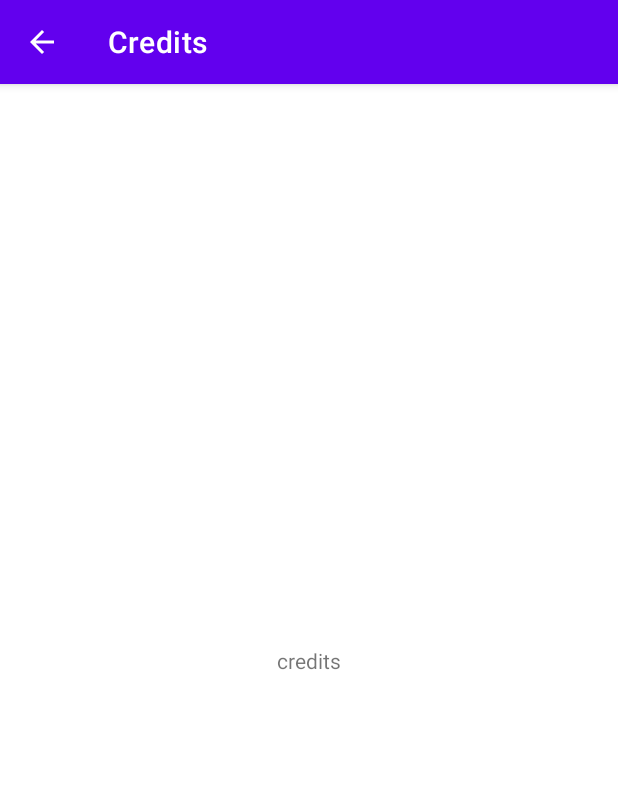
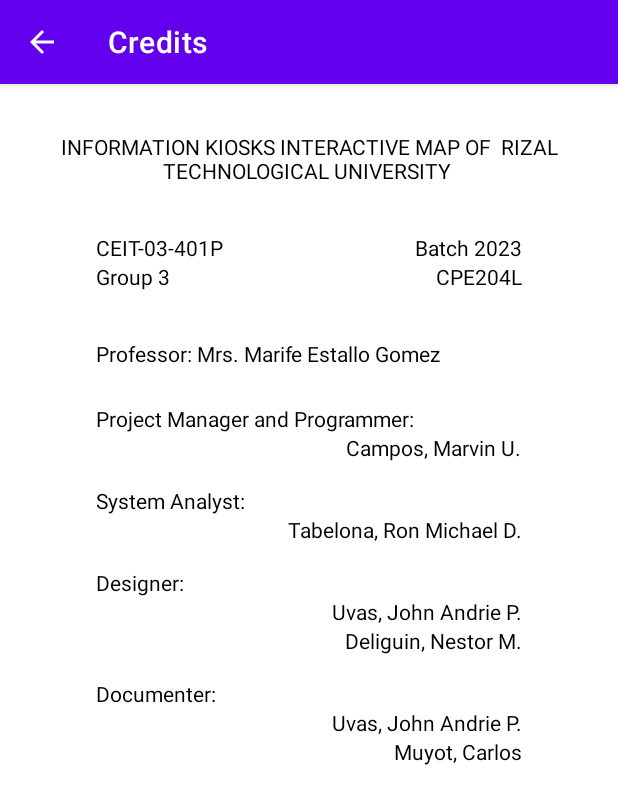
Before and after one commit to Marvin-Campos/softwarelab-interactivemap_rtu, an Android app: the CreditActivity screen opened directly, with no data from a screen before it, on a phone screen of 412 x 824 dp. Shown: the top 804 px of the screen. Run offline under Robolectric (Android 15) with nearby library versions, the phone set to English and light mode, and no system bars.

Commit message:
Fill credits

```diff
--- a/app/src/main/java/com/example/interactivenavigationrtumap/MainMapActivity.java
+++ b/app/src/main/java/com/example/interactivenavigationrtumap/MainMapActivity.java
@@ -30,7 +30,7 @@ import java.util.concurrent.TimeUnit;
 
 /*
 TODO
-Picture of each room
+put app logo
 
 DESIGN: put logo and improve dropdown designs
 DESIGN: scroll up panel roomname and floornumber showing out when it's collapsed
--- a/app/src/main/res/layout/activity_credit.xml
+++ b/app/src/main/res/layout/activity_credit.xml
@@ -7,14 +7,159 @@
     tools:context=".CreditActivity">
 
     <TextView
+        android:id="@+id/section"
+        android:layout_width="wrap_content"
+        android:layout_height="wrap_content"
+        android:layout_marginStart="64dp"
+        android:layout_marginTop="32dp"
+        android:text="CEIT-03-401P"
+        android:textColor="#000000"
+        app:layout_constraintStart_toStartOf="parent"
+        app:layout_constraintTop_toBottomOf="@+id/researchtitle" />
+
+    <TextView
+        android:id="@+id/batch"
+        android:layout_width="wrap_content"
+        android:layout_height="wrap_content"
+        android:layout_marginTop="32dp"
+        android:layout_marginEnd="64dp"
+        android:text="Batch 2023"
+        android:textColor="#000000"
+        app:layout_constraintEnd_toEndOf="parent"
+        app:layout_constraintTop_toBottomOf="@+id/researchtitle" />
+
+    <TextView
+        android:id="@+id/textView4"
+        android:layout_width="wrap_content"
+        android:layout_height="wrap_content"
+        android:layout_marginTop="24dp"
+        android:text="Project Manager and Programmer: "
+        android:textColor="#000000"
+        app:layout_constraintStart_toStartOf="@+id/section"
+        app:layout_constraintTop_toBottomOf="@+id/textView7" />
+
+    <TextView
+        android:id="@+id/textView5"
+        android:layout_width="wrap_content"
+        android:layout_height="wrap_content"
+        android:text="CPE204L"
+        android:textColor="#000000"
+        app:layout_constraintEnd_toEndOf="@+id/batch"
+        app:layout_constraintTop_toBottomOf="@+id/batch" />
+
+    <TextView
+        android:id="@+id/textView6"
+        android:layout_width="wrap_content"
+        android:layout_height="wrap_content"
+        android:text="Campos, Marvin U."
+        android:textColor="#000000"
+        app:layout_constraintEnd_toEndOf="@+id/textView5"
+        app:layout_constraintTop_toBottomOf="@+id/textView4" />
+
+    <TextView
+        android:id="@+id/textView7"
+        android:layout_width="wrap_content"
+        android:layout_height="wrap_content"
+        android:layout_marginTop="32dp"
+        android:text="Professor: Mrs. Marife Estallo Gomez"
+        android:textColor="#000000"
+        app:layout_constraintStart_toStartOf="@+id/section"
+        app:layout_constraintTop_toBottomOf="@+id/textView5" />
+
+    <TextView
+        android:id="@+id/textView8"
+        android:layout_width="wrap_content"
+        android:layout_height="wrap_content"
+        android:layout_marginTop="16dp"
+        android:text="System Analyst:"
+        android:textColor="#000000"
+        app:layout_constraintStart_toStartOf="@+id/textView4"
+        app:layout_constraintTop_toBottomOf="@+id/textView6" />
+
+    <TextView
+        android:id="@+id/textView9"
+        android:layout_width="wrap_content"
+        android:layout_height="wrap_content"
+        android:text="Tabelona, Ron Michael D."
+        android:textColor="#000000"
+        app:layout_constraintEnd_toEndOf="@+id/textView6"
+        app:layout_constraintTop_toBottomOf="@+id/textView8" />
+
+    <TextView
+        android:id="@+id/textView10"
+        android:layout_width="wrap_content"
+        android:layout_height="wrap_content"
+        android:layout_marginTop="16dp"
+        android:text="Designer:"
+        android:textColor="#000000"
+        app:layout_constraintStart_toStartOf="@+id/textView8"
+        app:layout_constraintTop_toBottomOf="@+id/textView9" />
+
+    <TextView
+        android:id="@+id/textView12"
+        android:layout_width="wrap_content"
+        android:layout_height="wrap_content"
+        android:text="Uvas, John Andrie P."
+        android:textColor="#000000"
+        app:layout_constraintEnd_toEndOf="@+id/textView9"
+        app:layout_constraintTop_toBottomOf="@+id/textView10" />
+
+    <TextView
+        android:id="@+id/textView13"
+        android:layout_width="wrap_content"
+        android:layout_height="wrap_content"
+        android:text="Deliguin, Nestor M."
+        android:textColor="#000000"
+        app:layout_constraintEnd_toEndOf="@+id/textView12"
+        app:layout_constraintTop_toBottomOf="@+id/textView12" />
+
+    <TextView
+        android:id="@+id/textView14"
+        android:layout_width="wrap_content"
+        android:layout_height="wrap_content"
+        android:layout_marginTop="16dp"
+        android:text="Documenter:"
+        android:textColor="#000000"
+        app:layout_constraintStart_toStartOf="@+id/textView10"
+        app:layout_constraintTop_toBottomOf="@+id/textView13" />
+
+    <TextView
+        android:id="@+id/textView15"
+        android:layout_width="wrap_content"
+        android:layout_height="wrap_content"
+        android:text="Uvas, John Andrie P."
+        android:textColor="#000000"
+        app:layout_constraintEnd_toEndOf="@+id/textView13"
+        app:layout_constraintTop_toBottomOf="@+id/textView14" />
+
+    <TextView
+        android:id="@+id/textView16"
+        android:layout_width="wrap_content"
+        android:layout_height="wrap_content"
+        android:text="Muyot, Carlos"
+        android:textColor="#000000"
+        app:layout_constraintEnd_toEndOf="@+id/textView15"
+        app:layout_constraintTop_toBottomOf="@+id/textView15" />
+
+    <TextView
         android:id="@+id/textView"
         android:layout_width="wrap_content"
         android:layout_height="wrap_content"
-        android:text="credits"
-        app:layout_constraintBottom_toBottomOf="parent"
+        android:text="Group 3"
+        android:textColor="#000000"
+        app:layout_constraintStart_toStartOf="@+id/section"
+        app:layout_constraintTop_toBottomOf="@+id/section" />
+
+    <TextView
+        android:id="@+id/researchtitle"
+        android:layout_width="wrap_content"
+        android:layout_height="wrap_content"
+        android:layout_marginTop="32dp"
+        android:text="INFORMATION KIOSKS INTERACTIVE MAP OF  RIZAL TECHNOLOGICAL UNIVERSITY "
+        android:textAlignment="center"
+        android:textColor="#000000"
         app:layout_constraintEnd_toEndOf="parent"
-        app:layout_constraintHorizontal_bias="0.5"
         app:layout_constraintStart_toStartOf="parent"
-        app:layout_constraintTop_toTopOf="parent"
-        app:layout_constraintVertical_bias="0.5" />
+        app:layout_constraintTop_toTopOf="parent" />
+
 </androidx.constraintlayout.widget.ConstraintLayout>
```
